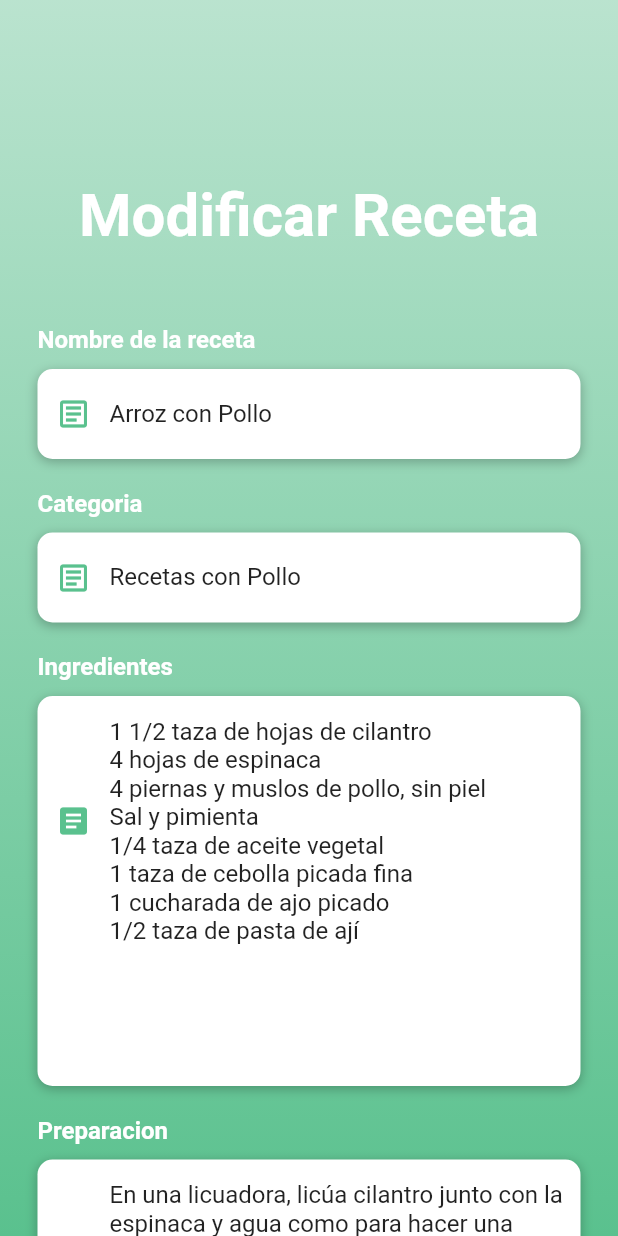
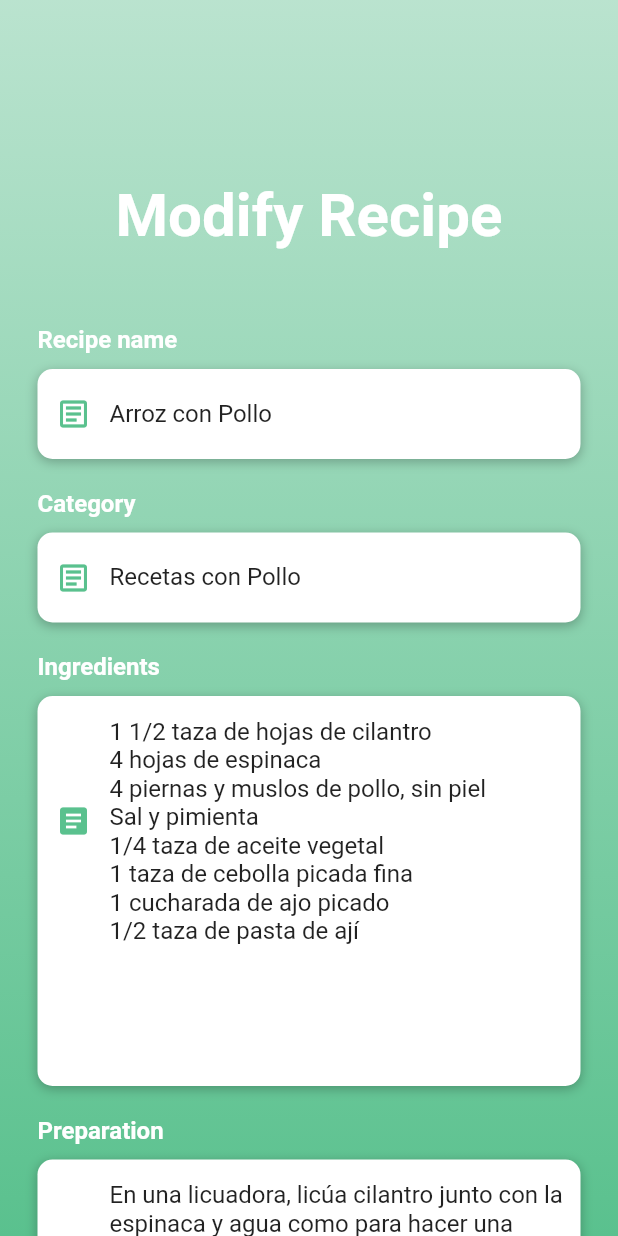
Before and after one commit to rony0025/ihc, a Flutter app: the Modificar screen opened directly, on a phone screen of 412 x 824 dp. Run offline on Flutter 3.47's test engine with Material 2 defaults, Android fonts, the phone set to English and light mode, and no system bars.

Commit message:
proyecto_aceptable_con_traduccion_a_3_ilenguajes_3

```diff
--- a/lab09/el_recetario_v052/lib/modificar.dart
+++ b/lab09/el_recetario_v052/lib/modificar.dart
@@ -1,6 +1,6 @@
 import 'package:flutter/material.dart';
 import 'package:flutter/services.dart';
-
+import 'package:el_recetario_v052/generated/l10n.dart';
 
 class Modificar extends StatefulWidget {
   @override
@@ -19,7 +19,7 @@ class _ModificarState extends State<Modificar> {
       crossAxisAlignment: CrossAxisAlignment.start,
       children: <Widget>[
         Text(
-          'Nombre de la receta',
+          S.of(context).nombredereceta,
           style: TextStyle(
             color: Colors.white,
             fontSize: 16,
@@ -50,7 +50,7 @@ class _ModificarState extends State<Modificar> {
                   Icons.article_outlined,
                   color: Color(0xff5ac18e),
                 ),
-                hintText: 'Pequeña receta',
+                hintText: S.of(context).nombredereceta,
                 hintStyle: TextStyle(
                   color: Colors.black38,
                 )),
@@ -75,7 +75,7 @@ class _ModificarState extends State<Modificar> {
         ),
         color: Colors.white,
         child: Text(
-          'VOLVER',
+          S.of(context).botonvolver,
           style: TextStyle(
             color: Color(0xff5ac18e),
             fontSize: 18,
@@ -90,7 +90,7 @@ class _ModificarState extends State<Modificar> {
       crossAxisAlignment: CrossAxisAlignment.start,
       children: <Widget>[
         Text(
-          'Categoria',
+          S.of(context).categoria,
           style: TextStyle(
             color: Colors.white,
             fontSize: 16,
@@ -121,7 +121,7 @@ class _ModificarState extends State<Modificar> {
                   Icons.article_outlined,
                   color: Color(0xff5ac18e),
                 ),
-                hintText: 'Categoria',
+                hintText: S.of(context).categoria,
                 hintStyle: TextStyle(
                   color: Colors.black38,
                 )),
@@ -136,7 +136,7 @@ class _ModificarState extends State<Modificar> {
       crossAxisAlignment: CrossAxisAlignment.start,
       children: <Widget>[
         Text(
-          'Ingredientes',
+          S.of(context).ingredientes,
           style: TextStyle(
             color: Colors.white,
             fontSize: 16,
@@ -182,7 +182,7 @@ class _ModificarState extends State<Modificar> {
       crossAxisAlignment: CrossAxisAlignment.start,
       children: <Widget>[
         Text(
-          'Preparacion',
+          S.of(context).preparacion,
           style: TextStyle(
             color: Colors.white,
             fontSize: 16,
@@ -236,7 +236,7 @@ class _ModificarState extends State<Modificar> {
         ),
         color: Colors.white,
         child: Text(
-          'GUARDAR',
+          S.of(context).botonregistrarse,
           style: TextStyle(
             color: Color(0xff5ac18e),
             fontSize: 16,
@@ -282,7 +282,7 @@ class _ModificarState extends State<Modificar> {
                   mainAxisAlignment: MainAxisAlignment.center,
                   children: <Widget>[
                     Text(
-                      'Modificar Receta',
+                      S.of(context).modificarreceta,
                       style: TextStyle(
                         color: Colors.white,
                         fontSize: 40,
```
